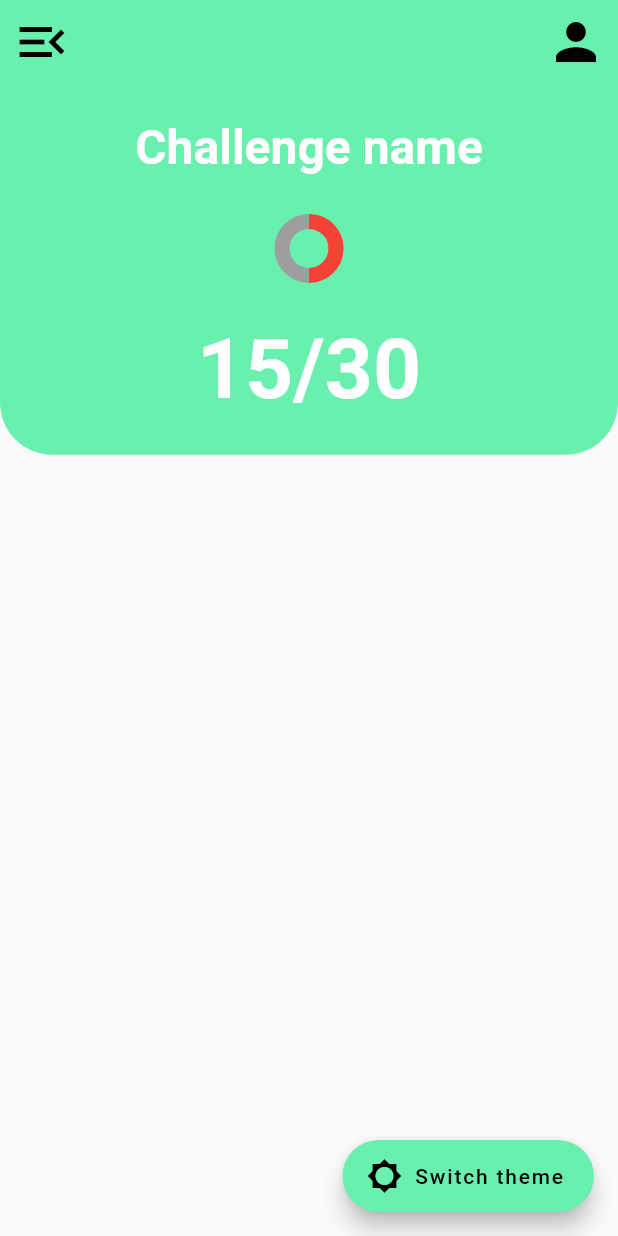
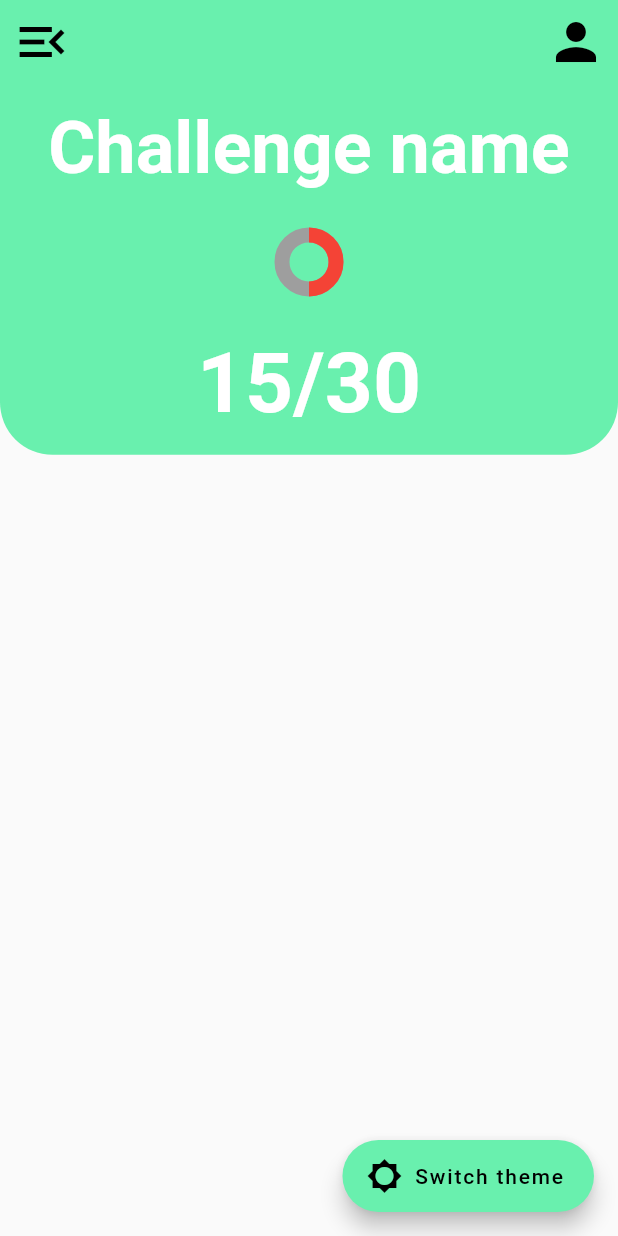
Before and after one commit to Baba-Yaga-Bv/Moove-old, a Flutter app: the screen it shows after launch, on a phone screen of 412 x 824 dp. Run offline on Flutter 3.47's test engine with Material 2 defaults, Android fonts, the light colour scheme and no system bars.

Commit message:
Increase font size

```diff
--- a/front-end/lib/pages/home/components/home_body.dart
+++ b/front-end/lib/pages/home/components/home_body.dart
@@ -39,7 +39,7 @@ class HomeBody extends StatelessWidget {
                           Text("Challenge name",style: TextStyle(
                               fontWeight: FontWeight.bold,
                               color: Colors.white,
-                              fontSize: 32,
+                              fontSize: 48,
 
                           ),
 
```
